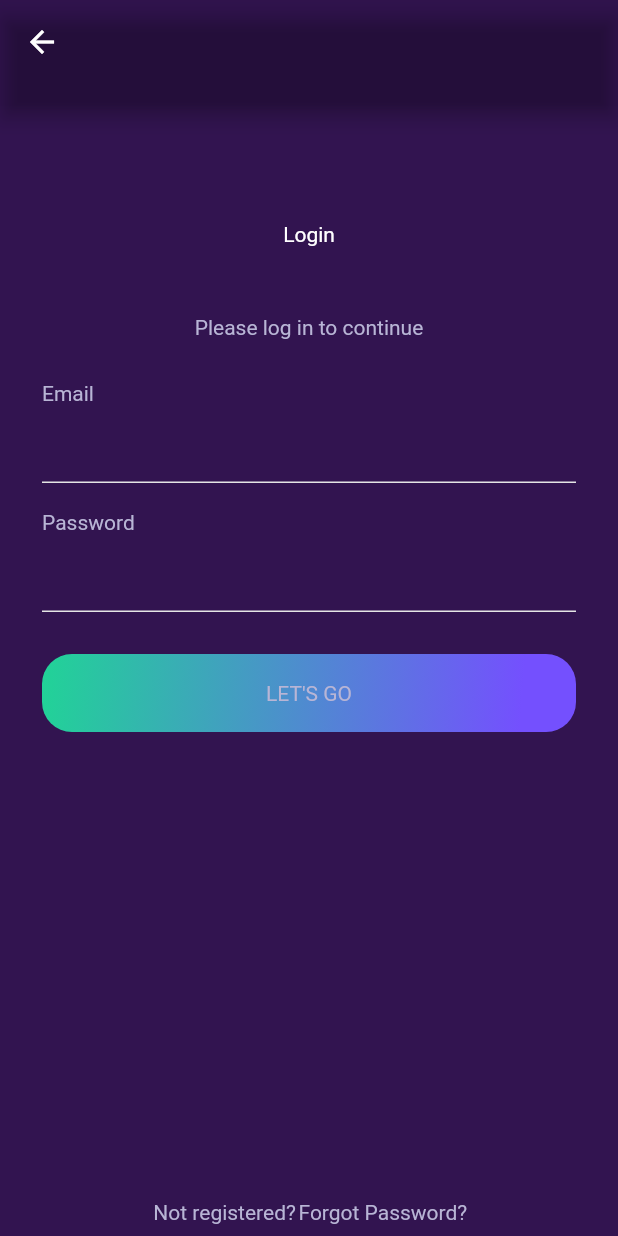
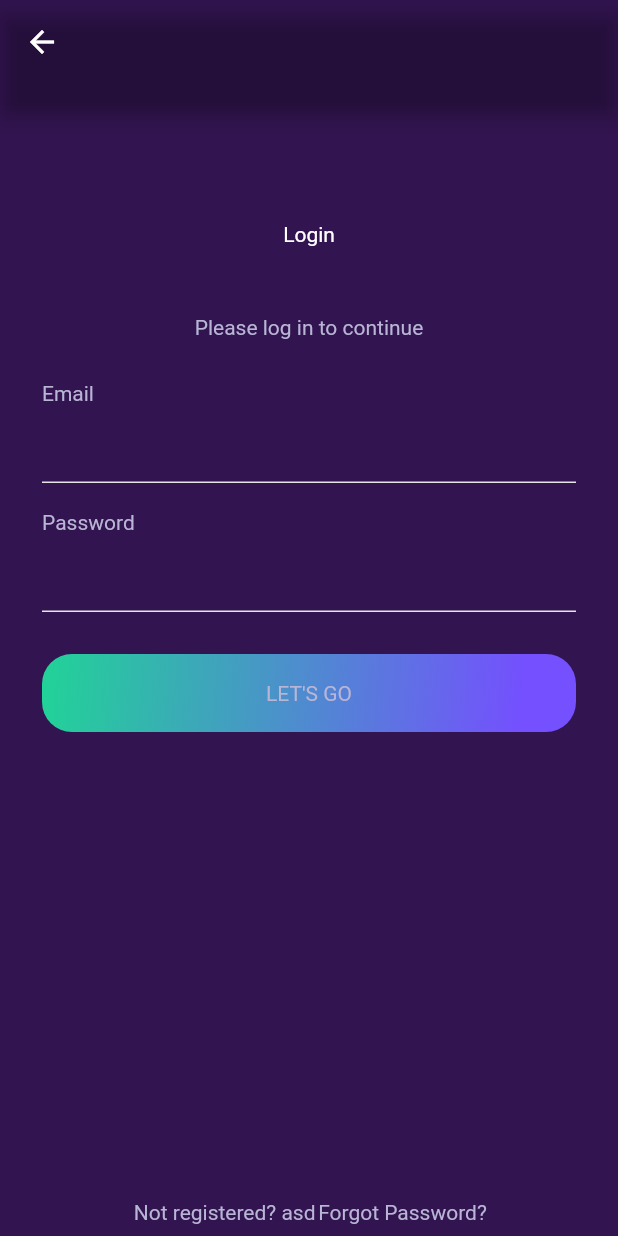
Before and after one commit to Nencinenc/amzx_mobile, a Flutter app: the screen it shows after launch, on a phone screen of 412 x 824 dp. Run offline on Flutter 3.47's test engine with Material 2 defaults, Android fonts, the phone set to English and light mode, and no system bars; our stand-ins replace another_flushbar, dio, flutter_dotenv, flutter_secure_storage, font_awesome_flutter, get_it and 2 more.

Commit message:
First commit

```diff
--- a/lib/pages/login_page.dart
+++ b/lib/pages/login_page.dart
@@ -99,7 +99,7 @@ class LoginPage extends StatelessWidget {
                           children: [
                             GestureDetector(
                               child: const CustomText(
-                                text: 'Not registered? ',
+                                text: 'Not registered? asd ',
                                 textAlign: TextAlign.center,
                               ),
                               onTap: () async {
```
